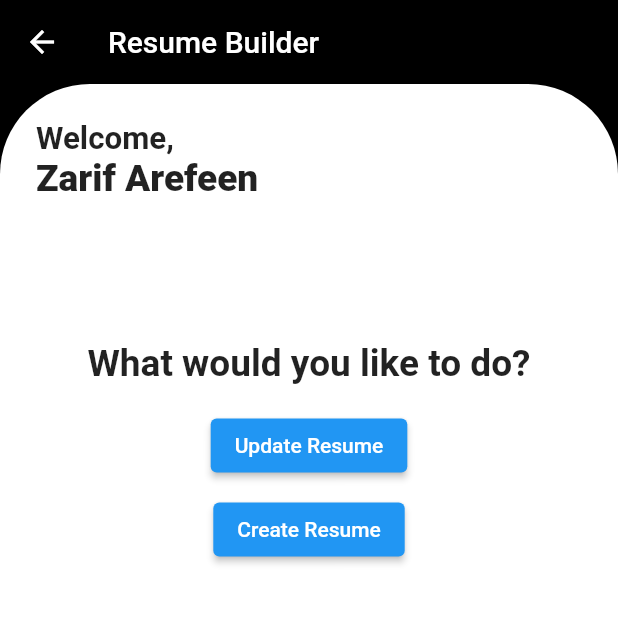
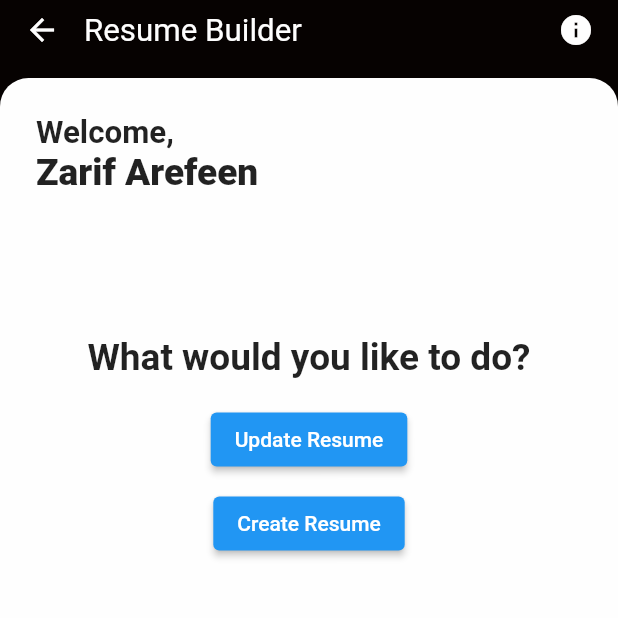
Before and after one commit to zarif785/resume-maker, a Flutter app: the HomeScreen screen opened by its route, on a phone screen of 412 x 824 dp, the top half of it. Run offline on Flutter 3.47's test engine with Material 2 defaults, Android fonts, the phone set to English and light mode, and no system bars; our stand-ins replace flutter_screenutil, flutter_spinkit, im_stepper.

Commit message:
Background redo, need willpop

```diff
--- a/lib/common/widget/background.dart
+++ b/lib/common/widget/background.dart
@@ -1,31 +1,73 @@
 import 'package:flutter/material.dart';
+import 'package:flutter_screenutil/flutter_screenutil.dart';
+import 'package:resume_maker/common/theme/appTheme.dart';
 
-class RoundedAppBar extends StatelessWidget {
+class RoundedAppBar extends StatelessWidget with AppTheme{
   final String title;
   final Widget child;
   const RoundedAppBar({Key? key, required this.title, required this.child}) : super(key: key);
 
   @override
   Widget build(BuildContext context) {
-    return Scaffold(
-      backgroundColor: Colors.black,
-      appBar: AppBar(
-        title: Text(
+    return WillPopScope(
+        onWillPop: null,
+        child: Scaffold(
+          resizeToAvoidBottomInset: false,
+          backgroundColor: clr.appBlack,
+          body: SafeArea(
+            child: Column(
+              crossAxisAlignment: CrossAxisAlignment.start,
+              children: [
+                Row(
+                  children: [
+                    Padding(
+                      padding: EdgeInsets.symmetric(vertical: size.s8,horizontal: size.s16),
+                      child: GestureDetector(
+                        onTap: null,
+                        child: Icon(Icons.arrow_back,size: size.s24,color: clr.appWhite,),
+
+                      ),
+                    ),
+                    Expanded(
+                      child: Text(
                         title,
+                        style: TextStyle(
+                          color: clr.appWhite,
+                          fontSize: size.textLarge,
                         ),
-        elevation: 0,
-        backgroundColor: Colors.black,
                       ),
-      body: Container(
+                    ),
+                    Padding(
+                      padding: EdgeInsets.symmetric(vertical: size.s8,horizontal: size.s16),
+                      child: GestureDetector(
+                        onTap: null,
+                        child: Icon(Icons.info,size: size.s24,color: clr.appWhite,),
+
+                      ),
+                    ),
+                  ],
+
+                ),
+                SizedBox(height: size.s12,),
+                Expanded(
+                  child: Container(
+                    height: double.infinity,
+                    width: double.maxFinite,
                     decoration: BoxDecoration(
+                      color: clr.appWhite,
                       borderRadius: BorderRadius.only(
-            topLeft: Radius.circular(60),
-            topRight: Radius.circular(60),
-          ),
-          color: Colors.white,
+                        topLeft: Radius.circular(20.r),
+                        topRight: Radius.circular(20.r),
+                      )
                     ),
                     child: child,
                   ),
+                )
+              ],
+            ),
+          ),
+        ),
+
         );
   }
 }
--- a/lib/module/home/screen/home_screen.dart
+++ b/lib/module/home/screen/home_screen.dart
@@ -16,9 +16,7 @@ class HomeScreen extends StatefulWidget {
 class _HomeScreenState extends State<HomeScreen> with AppTheme,HomeScreenService{
   @override
   Widget build(BuildContext context) {
-    return RoundedAppBar(title: "Resume Builder", child: Container(
-          width: MediaQuery.of(context).size.width,
-          height: double.infinity,
+    return RoundedAppBar(title: "Resume Builder",
           child: Column(
             crossAxisAlignment: CrossAxisAlignment.start,
             children: [
@@ -53,7 +51,7 @@ class _HomeScreenState extends State<HomeScreen> with AppTheme,HomeScreenService
                 )
             ],
           ),
-        )
+
 
     );
   }
```
Also changed, not shown: lib/module/resume_Create/screen/resume_create_screen.dart (+6 -67 lines). Lines whose indentation alone changed are shown as unchanged.
